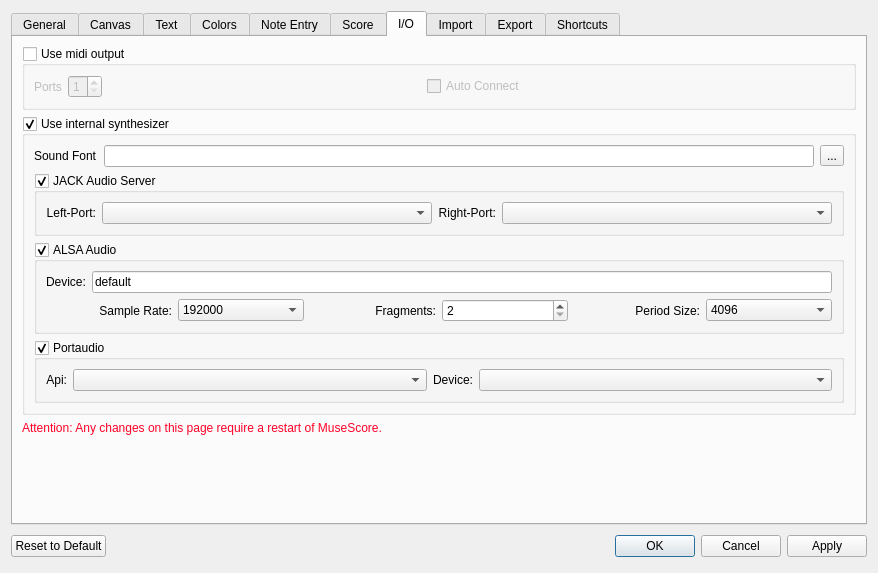
Above: mscore/mscore/prefsdialog.ui from musescore/musescore-old before the change. Below: the same form after it.
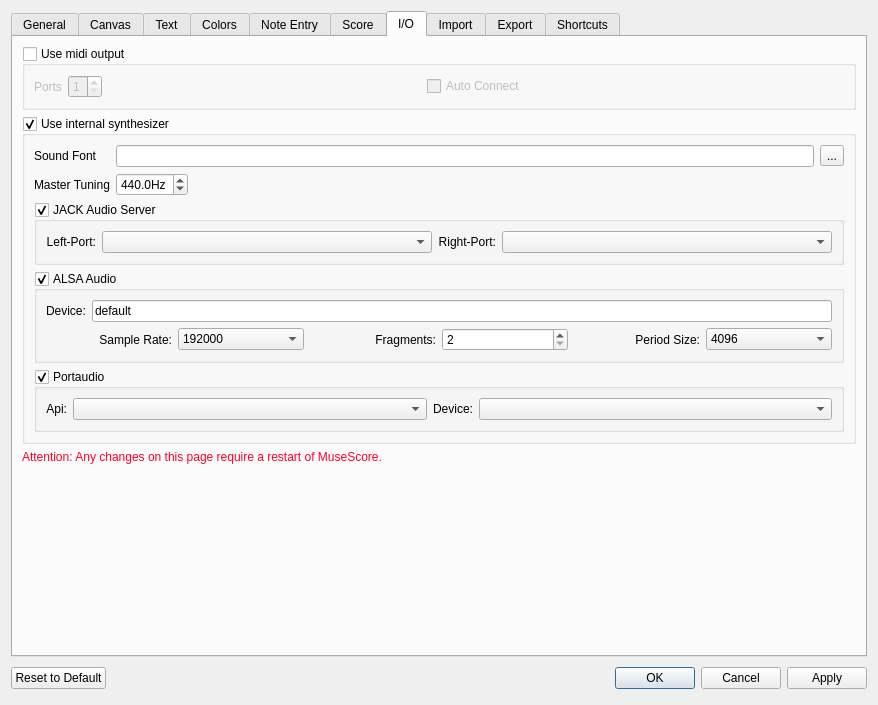
That is the form after the change. The open tabs and pages were chosen to show the change. Icons and pictures are not drawn. Custom widgets are drawn as their Qt base class.

Diff of the .ui file:
```diff
--- a/mscore/mscore/prefsdialog.ui
+++ b/mscore/mscore/prefsdialog.ui
@@ -7,7 +7,7 @@
     <x>0</x>
     <y>0</y>
     <width>878</width>
-    <height>557</height>
+    <height>705</height>
    </rect>
   </property>
   <property name="windowTitle">
@@ -1617,8 +1617,8 @@
          </property>
          <layout class="QVBoxLayout">
           <item>
-           <layout class="QHBoxLayout">
-            <item>
+           <layout class="QGridLayout" name="gridLayout_4">
+            <item row="0" column="0">
              <widget class="QLabel" name="label_8">
               <property name="text">
                <string>Sound Font</string>
@@ -1628,10 +1628,10 @@
               </property>
              </widget>
             </item>
-            <item>
+            <item row="0" column="1" colspan="2">
              <widget class="QLineEdit" name="soundFont"/>
             </item>
-            <item>
+            <item row="0" column="3">
              <widget class="QToolButton" name="sfButton">
               <property name="text">
                <string>...</string>
@@ -1642,6 +1642,45 @@
               </property>
              </widget>
             </item>
+            <item row="1" column="0">
+             <widget class="QLabel" name="label_39">
+              <property name="text">
+               <string>Master Tuning</string>
+              </property>
+             </widget>
+            </item>
+            <item row="1" column="2">
+             <spacer name="horizontalSpacer_5">
+              <property name="orientation">
+               <enum>Qt::Horizontal</enum>
+              </property>
+              <property name="sizeHint" stdset="0">
+               <size>
+                <width>40</width>
+                <height>20</height>
+               </size>
+              </property>
+             </spacer>
+            </item>
+            <item row="1" column="1">
+             <widget class="QDoubleSpinBox" name="masterTuning">
+              <property name="suffix">
+               <string extracomment="Frequency Herz">Hz</string>
+              </property>
+              <property name="decimals">
+               <number>1</number>
+              </property>
+              <property name="minimum">
+               <double>300.000000000000000</double>
+              </property>
+              <property name="maximum">
+               <double>600.000000000000000</double>
+              </property>
+              <property name="value">
+               <double>440.000000000000000</double>
+              </property>
+             </widget>
+            </item>
            </layout>
           </item>
           <item>
@@ -2109,12 +2148,12 @@
          <property name="itemsExpandable">
           <bool>true</bool>
          </property>
-         <property name="allColumnsShowFocus">
-          <bool>true</bool>
-         </property>
          <property name="sortingEnabled">
           <bool>true</bool>
          </property>
+         <property name="allColumnsShowFocus">
+          <bool>true</bool>
+         </property>
          <column>
           <property name="text">
            <string>Action</string>
```
